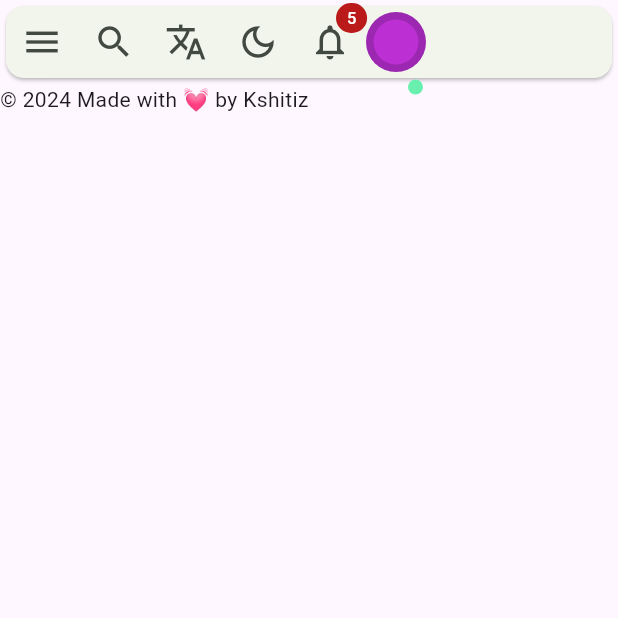
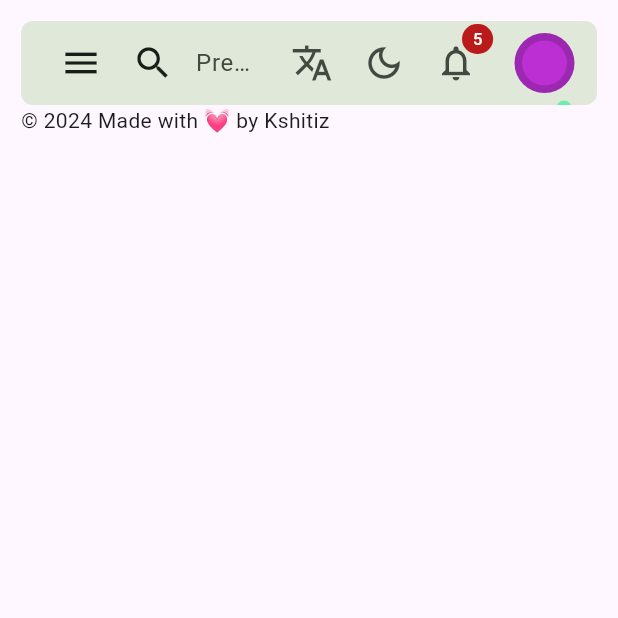
Before and after one commit to KKshitiz/vuexy-admin-flutter, a Flutter app: the screen it shows after launch, on a phone screen of 412 x 824 dp, the top half of it. Run offline on Flutter 3.47's test engine with Material 3 defaults, Android fonts, the phone set to English and light mode, and no system bars; our stand-ins replace auto_route, logger; project files that could hold a hidden picture were left out.

Commit message:
update header

```diff
--- a/lib/presentation/home/pages/home_page.dart
+++ b/lib/presentation/home/pages/home_page.dart
@@ -1,5 +1,6 @@
 import 'package:auto_route/auto_route.dart';
 import 'package:flutter/material.dart';
+import 'package:flutter/services.dart';
 import 'package:vuexy_flutter/presentation/home/widgets/footer.dart';
 import 'package:vuexy_flutter/presentation/home/widgets/header.dart';
 import 'package:vuexy_flutter/presentation/home/widgets/sidebar/sidebar.dart';
@@ -10,22 +11,38 @@ class HomePage extends StatelessWidget {
 
   @override
   Widget build(BuildContext context) {
-    return const Scaffold(
-      drawer: SideBar(),
-      body: Row(
+    return Scaffold(
+      drawer: const SideBar(),
+      body: RawKeyboardListener(
+        focusNode: FocusNode(),
+        onKey: (event) {
+          if (event is RawKeyDownEvent) {
+            debugPrint("Key down");
+            if (event.logicalKey == LogicalKeyboardKey.keyK &&
+                event.isControlPressed) {
+              debugPrint("K + Ctrl pressed");
+            }
+          }
+        },
+        child: Row(
+          crossAxisAlignment: CrossAxisAlignment.stretch,
           children: [
             // SideBar(),
             Expanded(
+              child: Padding(
+                padding: const EdgeInsets.all(14.0),
                 child: Column(
                   children: [
                     Header(),
-                AutoRouter(),
-                Footer(),
+                    const AutoRouter(),
+                    const Footer(),
                   ],
+                ),
               ),
             ),
           ],
         ),
+      ),
     );
   }
 }
--- a/lib/presentation/home/widgets/header.dart
+++ b/lib/presentation/home/widgets/header.dart
@@ -3,20 +3,39 @@ import 'package:vuexy_flutter/presentation/core/widgets/buttons/icon_button.dart
 import 'package:vuexy_flutter/presentation/core/widgets/profile_avatar.dart';
 
 class Header extends StatelessWidget {
-  const Header({super.key});
+  Header({super.key});
+
+  final _focusNode = FocusNode();
 
   @override
   Widget build(BuildContext context) {
-    return Card(
-      child: Container(
-        child: Row(
+    return AppBar(
+      automaticallyImplyLeading: false,
+      scrolledUnderElevation: 20,
+      shape: RoundedRectangleBorder(borderRadius: BorderRadius.circular(8)),
+      elevation: 10,
+      title: Row(
         children: [
           AppIconButton(
               onPressed: () {
                 Scaffold.of(context).openDrawer();
               },
               icon: const Icon(Icons.menu)),
-            AppIconButton(onPressed: () {}, icon: const Icon(Icons.search)),
+          AppIconButton(
+              onPressed: () {
+                _focusNode.requestFocus();
+              },
+              icon: const Icon(Icons.search)),
+          Expanded(
+            child: TextField(
+              decoration: const InputDecoration.collapsed(
+                  hintText: " Press Ctrl + K to search"),
+              focusNode: _focusNode,
+            ),
+          ),
+        ],
+      ),
+      actions: [
         AppIconButton(onPressed: () {}, icon: const Icon(Icons.translate)),
         AppIconButton(
             onPressed: () {}, icon: const Icon(Icons.dark_mode_outlined)),
@@ -24,10 +43,11 @@ class Header extends StatelessWidget {
             onPressed: () {},
             notificationCount: 5,
             icon: const Icon(Icons.notifications_none_outlined)),
-            const ProfileAvatar(isOnline: true),
+        const Padding(
+          padding: EdgeInsets.symmetric(horizontal: 15),
+          child: ProfileAvatar(isOnline: true),
+        ),
       ],
-        ),
-      ),
     );
   }
 }
```
Lines whose indentation alone changed are shown as unchanged.
